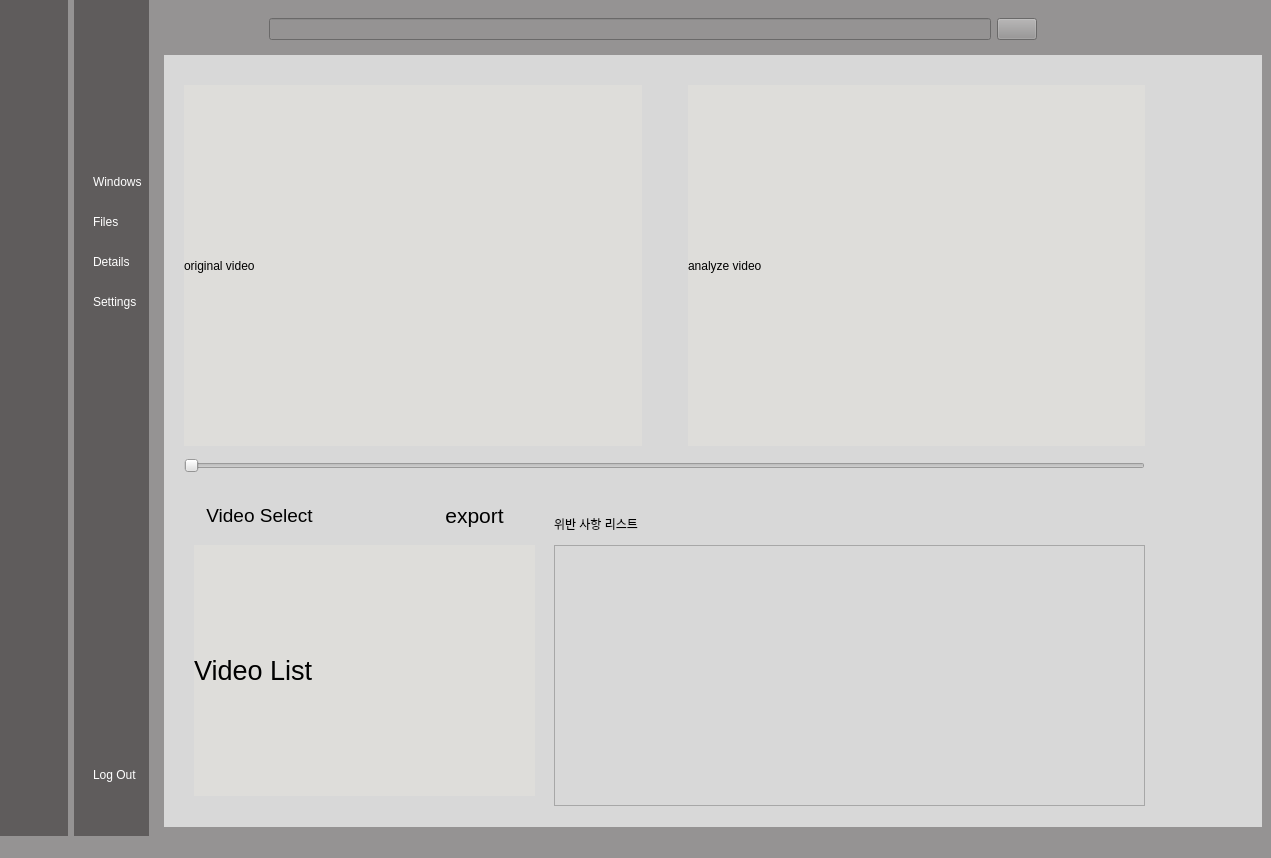
This is src/GUI/window/Window.ui in addinedu-ros-5th/deeplearning-repo-3 as Qt 5 draws it before an edit. The edited form follows.
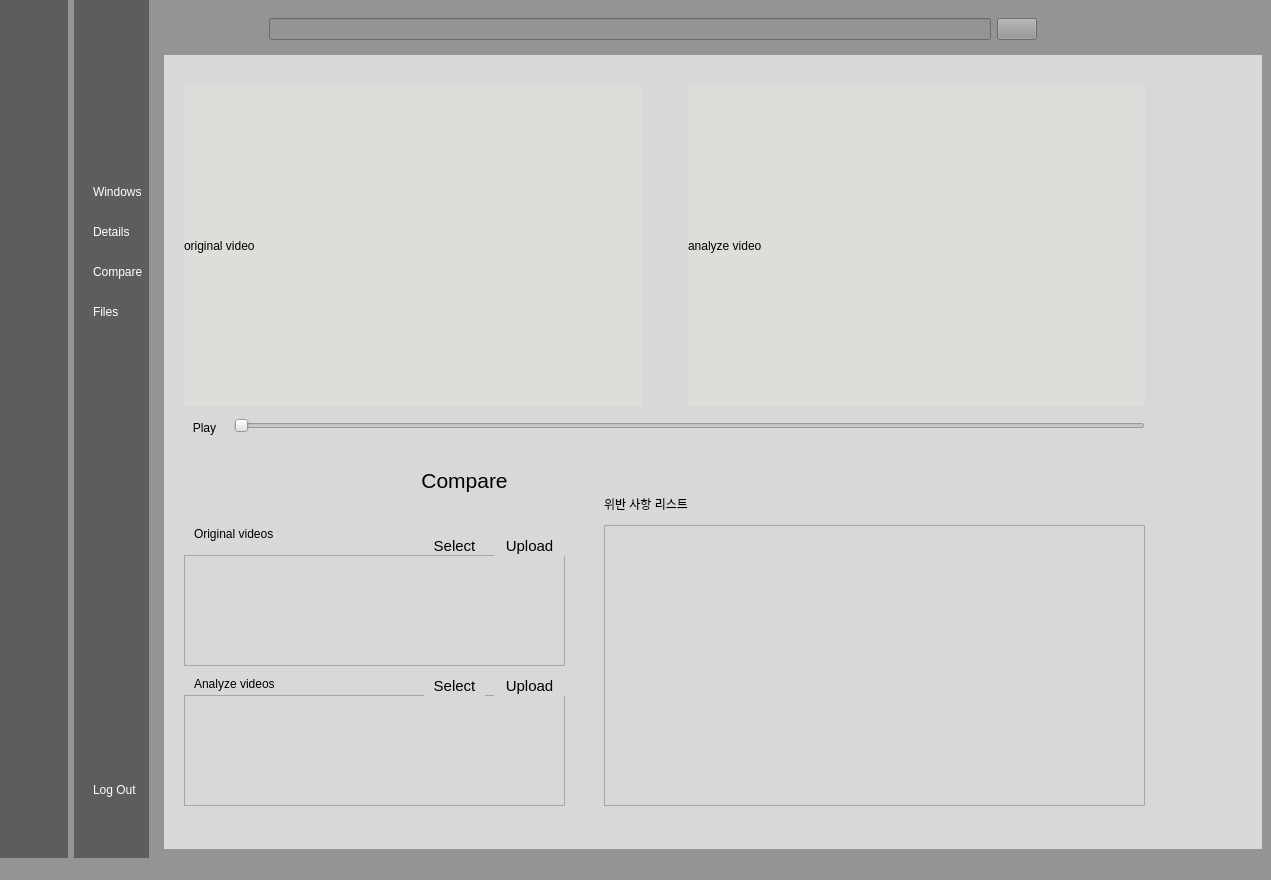
This is the edited form. The open tabs and pages were chosen to show the change. Icons and pictures are not drawn.

Commit message: modified details and window widget

```diff
--- a/src/GUI/window/Window.ui
+++ b/src/GUI/window/Window.ui
@@ -7,7 +7,7 @@
     <x>0</x>
     <y>0</y>
     <width>1271</width>
-    <height>858</height>
+    <height>880</height>
    </rect>
   </property>
   <property name="windowTitle">
@@ -320,24 +320,6 @@
            </property>
           </widget>
          </item>
-         <item>
-          <widget class="QPushButton" name="file1">
-           <property name="text">
-            <string>Files</string>
-           </property>
-           <property name="icon">
-            <iconset>
-             <normaloff>:/image/folder_wh.png</normaloff>
-             <normalon>:/image/folder_wh.png</normalon>:/image/folder_wh.png</iconset>
-           </property>
-           <property name="checkable">
-            <bool>true</bool>
-           </property>
-           <property name="autoExclusive">
-            <bool>true</bool>
-           </property>
-          </widget>
-         </item>
          <item>
           <widget class="QPushButton" name="details1">
            <property name="text">
@@ -359,7 +341,7 @@
          <item>
           <widget class="QPushButton" name="set1">
            <property name="text">
-            <string>Settings</string>
+            <string>Compare</string>
            </property>
            <property name="icon">
             <iconset>
@@ -374,6 +356,24 @@
            </property>
           </widget>
          </item>
+         <item>
+          <widget class="QPushButton" name="file1">
+           <property name="text">
+            <string>Files</string>
+           </property>
+           <property name="icon">
+            <iconset>
+             <normaloff>:/image/folder_wh.png</normaloff>
+             <normalon>:/image/folder_wh.png</normalon>:/image/folder_wh.png</iconset>
+           </property>
+           <property name="checkable">
+            <bool>true</bool>
+           </property>
+           <property name="autoExclusive">
+            <bool>true</bool>
+           </property>
+          </widget>
+         </item>
         </layout>
        </item>
        <item>
@@ -753,34 +753,13 @@
           </widget>
          </widget>
          <widget class="QWidget" name="details_page">
-          <widget class="QLabel" name="label_6">
+          <widget class="QPushButton" name="Compare">
            <property name="geometry">
             <rect>
-             <x>30</x>
-             <y>490</y>
-             <width>341</width>
-             <height>251</height>
-            </rect>
-           </property>
-           <property name="font">
-            <font>
-             <pointsize>20</pointsize>
-            </font>
-           </property>
-           <property name="styleSheet">
-            <string notr="true">background-color: rgb(222, 221, 218);</string>
-           </property>
-           <property name="text">
-            <string>Video List</string>
-           </property>
-          </widget>
-          <widget class="QPushButton" name="pushButton_4">
-           <property name="geometry">
-            <rect>
-             <x>250</x>
-             <y>440</y>
+             <x>240</x>
+             <y>410</y>
              <width>121</width>
-             <height>41</height>
+             <height>31</height>
             </rect>
            </property>
            <property name="font">
@@ -789,7 +768,7 @@
             </font>
            </property>
            <property name="text">
-            <string>export</string>
+            <string>Compare</string>
            </property>
            <property name="icon">
             <iconset>
@@ -805,27 +784,27 @@
           <widget class="QPushButton" name="pushButton_5">
            <property name="geometry">
             <rect>
-             <x>30</x>
-             <y>440</y>
-             <width>131</width>
-             <height>41</height>
+             <x>260</x>
+             <y>480</y>
+             <width>61</width>
+             <height>21</height>
             </rect>
            </property>
            <property name="font">
             <font>
-             <pointsize>14</pointsize>
+             <pointsize>11</pointsize>
             </font>
            </property>
            <property name="text">
-            <string>Video Select</string>
+            <string>Select</string>
            </property>
           </widget>
           <widget class="QSlider" name="horizontalSlider">
            <property name="geometry">
             <rect>
-             <x>20</x>
-             <y>400</y>
-             <width>961</width>
+             <x>70</x>
+             <y>360</y>
+             <width>911</width>
              <height>21</height>
             </rect>
            </property>
@@ -836,18 +815,18 @@
           <widget class="QListView" name="listView">
            <property name="geometry">
             <rect>
-             <x>390</x>
-             <y>490</y>
-             <width>591</width>
-             <height>261</height>
+             <x>440</x>
+             <y>470</y>
+             <width>541</width>
+             <height>281</height>
             </rect>
            </property>
           </widget>
           <widget class="QLabel" name="label_9">
            <property name="geometry">
             <rect>
-             <x>390</x>
-             <y>460</y>
+             <x>440</x>
+             <y>440</y>
              <width>121</width>
              <height>17</height>
             </rect>
@@ -862,7 +841,7 @@
              <x>20</x>
              <y>30</y>
              <width>961</width>
-             <height>361</height>
+             <height>321</height>
             </rect>
            </property>
            <layout class="QHBoxLayout" name="horizontalLayout_3">
@@ -913,6 +892,139 @@
             </item>
            </layout>
           </widget>
+          <widget class="QLabel" name="label_13">
+           <property name="geometry">
+            <rect>
+             <x>30</x>
+             <y>470</y>
+             <width>111</width>
+             <height>17</height>
+            </rect>
+           </property>
+           <property name="text">
+            <string>Original videos</string>
+           </property>
+          </widget>
+          <widget class="QLabel" name="label_14">
+           <property name="geometry">
+            <rect>
+             <x>30</x>
+             <y>620</y>
+             <width>111</width>
+             <height>17</height>
+            </rect>
+           </property>
+           <property name="text">
+            <string>Analyze videos</string>
+           </property>
+          </widget>
+          <widget class="QListView" name="d_filelist">
+           <property name="geometry">
+            <rect>
+             <x>20</x>
+             <y>500</y>
+             <width>381</width>
+             <height>111</height>
+            </rect>
+           </property>
+          </widget>
+          <widget class="QListView" name="d_filelist1">
+           <property name="geometry">
+            <rect>
+             <x>20</x>
+             <y>640</y>
+             <width>381</width>
+             <height>111</height>
+            </rect>
+           </property>
+          </widget>
+          <widget class="QPushButton" name="d_upload">
+           <property name="geometry">
+            <rect>
+             <x>330</x>
+             <y>480</y>
+             <width>71</width>
+             <height>21</height>
+            </rect>
+           </property>
+           <property name="font">
+            <font>
+             <pointsize>11</pointsize>
+            </font>
+           </property>
+           <property name="text">
+            <string>Upload</string>
+           </property>
+           <property name="icon">
+            <iconset>
+             <normaloff>:/image/upload.png</normaloff>:/image/upload.png</iconset>
+           </property>
+           <property name="iconSize">
+            <size>
+             <width>18</width>
+             <height>18</height>
+            </size>
+           </property>
+          </widget>
+          <widget class="QPushButton" name="d_upload1">
+           <property name="geometry">
+            <rect>
+             <x>330</x>
+             <y>620</y>
+             <width>71</width>
+             <height>21</height>
+            </rect>
+           </property>
+           <property name="font">
+            <font>
+             <pointsize>11</pointsize>
+            </font>
+           </property>
+           <property name="text">
+            <string>Upload</string>
+           </property>
+           <property name="icon">
+            <iconset>
+             <normaloff>:/image/upload.png</normaloff>:/image/upload.png</iconset>
+           </property>
+           <property name="iconSize">
+            <size>
+             <width>18</width>
+             <height>18</height>
+            </size>
+           </property>
+          </widget>
+          <widget class="QPushButton" name="select1">
+           <property name="geometry">
+            <rect>
+             <x>260</x>
+             <y>620</y>
+             <width>61</width>
+             <height>21</height>
+            </rect>
+           </property>
+           <property name="font">
+            <font>
+             <pointsize>11</pointsize>
+            </font>
+           </property>
+           <property name="text">
+            <string>Select</string>
+           </property>
+          </widget>
+          <widget class="QPushButton" name="playbtn">
+           <property name="geometry">
+            <rect>
+             <x>20</x>
+             <y>360</y>
+             <width>41</width>
+             <height>25</height>
+            </rect>
+           </property>
+           <property name="text">
+            <string>Play</string>
+           </property>
+          </widget>
          </widget>
          <widget class="QWidget" name="notifications_page">
           <widget class="QLabel" name="label_7">
```
Left out of the diff: 73 changed lines with no effect on the pictures.
